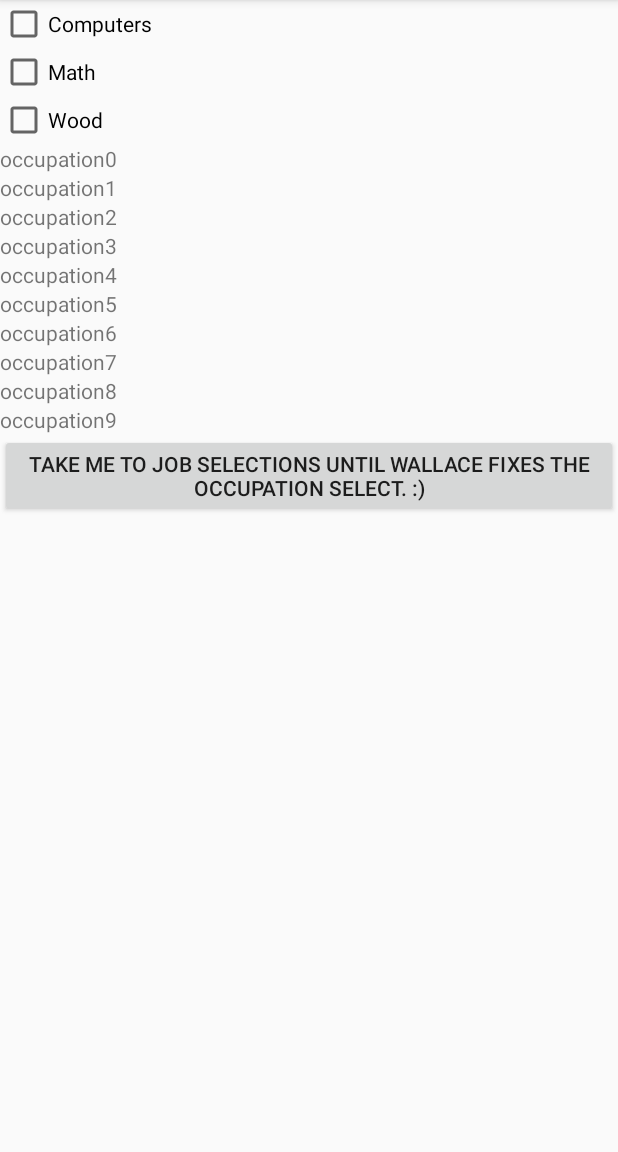
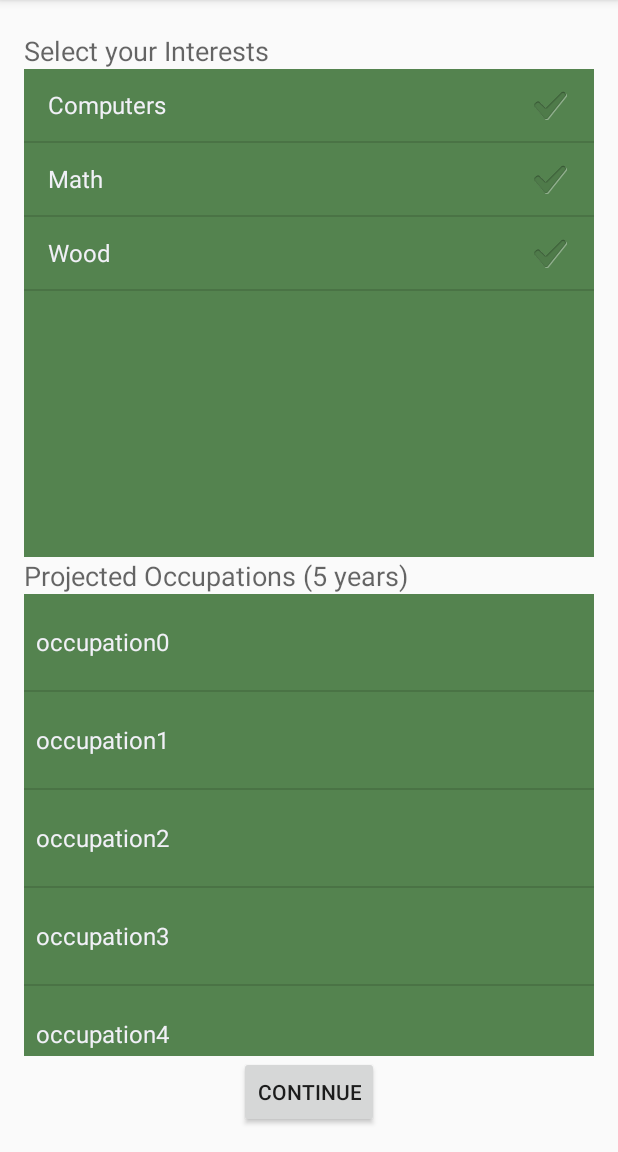
Before and after one commit to PolloDiablo/CODE, an Android app: the screen it shows after launch (MainActivity), on a phone screen of 412 x 824 dp, the part 84-1236 px from its top. Run offline under Robolectric (Android 15) with nearby library versions, the phone set to English and light mode, and no system bars.

Commit message:
Fixed landing page to use XML files and ListViews

```diff
--- a/app/src/main/java/koders/country/cross/code/MainActivity.java
+++ b/app/src/main/java/koders/country/cross/code/MainActivity.java
@@ -14,8 +14,11 @@ import android.widget.Button;
 import android.widget.TextView;
 import android.widget.EditText;
 import android.widget.CheckBox;
+import android.widget.ListView;
+import android.widget.ArrayAdapter;
 
 import java.util.List;
+import java.util.ArrayList;
 
 import koders.country.cross.code.dataapi.ConcreteDataProvider;
 import koders.country.cross.code.dataapi.DataProvider;
@@ -25,6 +28,13 @@ import koders.country.cross.code.dataapi.datatypes.Occupation;
 public class MainActivity extends ActionBarActivity {
 
     private List<Occupation> theOccupations;
+
+    private ListView interestsLV;
+    private ListView occupationsLV;
+    private ArrayAdapter<String> interestsArrAd;
+    private ArrayAdapter<String> occupationsArrAd;
+    private  ArrayList<String> interestsArrStr;
+    private  ArrayList<String> occupationsArrStr;
 
     CheckBox[] cb = new CheckBox[6];
 
@@ -42,75 +52,24 @@ public class MainActivity extends ActionBarActivity {
 
         DataProvider puff = ConcreteDataProvider.getTheInstance();
 
-        ScrollView sv = new ScrollView(this);
-        final LinearLayout ll = new LinearLayout(this);
-        ll.setOrientation(LinearLayout.VERTICAL);
-        sv.addView(ll);
+        interestsLV = (ListView) findViewById( R.id.InterestslistView );
+        interestsArrStr = new ArrayList<String>();
+        for (Interest intR : Interest.values()) {
+            interestsArrStr.add(intR.toString());
+        }
+        interestsArrAd = new ArrayAdapter<String>(getApplicationContext(),
+                android.R.layout.simple_list_item_checked, interestsArrStr );
+        interestsLV.setAdapter( interestsArrAd );
 
-        for (Interest intR : Interest.values()) {
-            CheckBox ch = new CheckBox(this);
-            ll.addView(ch);
-            ch.setText(intR.toString());
+        occupationsLV = (ListView)findViewById(R.id.OccupationsListView );
+        occupationsArrStr = new ArrayList<String>();
+        for ( Occupation iterOccup : puff.getAllOccupations( null ) ) {
+            occupationsArrStr.add(iterOccup.getDisplayName());
         }
+        occupationsArrAd = new ArrayAdapter<String>(getApplicationContext(),
+                android.R.layout.simple_selectable_list_item, occupationsArrStr );
 
-        for ( Occupation iterOccup : puff.getAllOccupations( null ) ) {
-            TextView tv = new TextView(this);
-            ll.addView(tv);
-            tv.setText(iterOccup.getDisplayName());
-        }
-
-        Button b = new Button(this);
-        b.setText("Take Me To Job Selections Until Wallace Fixes the Occupation Select. :)");
-        ll.addView(b);
-
-        b.setOnClickListener( new OnClickListener() {
-            @Override
-            public void onClick(View v) {
-                // TODO Auto-generated method stub
-                submitJobSelections(v);
-            }
-        });
-
-        // ** Some other kinds of Dynamic widgets
-/* works
-        for (int i = 0; i < 6; i++) {
-            cb[i] = new CheckBox(this);
-            ll.addView(cb[i]);
-            cb[i].setText("Dynamic Checkbox " + i);
-            cb[i].setId(i + 6);
-
-        }
-*/
-        /*
-        TextView tv = new TextView(this);
-        tv.setText("Dynamic layouts ftw!");
-        ll.addView(tv);
-
-        EditText et = new EditText(this);
-        et.setText("weeeeeeeeeee~!");
-        ll.addView(et);
-
-        Button b = new Button(this);
-        b.setText("I don't do anything, but I was added dynamically. :)");
-        ll.addView(b);
-
-        b.setOnClickListener(new OnClickListener() {
-            @Override
-            public void onClick(View v) {
-                // TODO Auto-generated method stub
-
-                for (int i = 0; i < 20; i++) {
-                    CheckBox ch = new CheckBox(getApplicationContext());
-                    ch.setText("I'm dynamic!");
-
-                    ll.addView(ch);
-                }
-            }
-        });
-        */
-
-        // This commits the dynamic content to the view
-        this.setContentView(sv);
+        occupationsLV.setAdapter( occupationsArrAd );
 
     }
 
--- a/app/src/main/res/layout/activity_main.xml
+++ b/app/src/main/res/layout/activity_main.xml
@@ -28,10 +28,30 @@
         android:layout_width="wrap_content"
         android:layout_height="wrap_content"
         android:textAppearance="?android:attr/textAppearanceMedium"
-        android:text="Projected Jobs (5 years)"
+        android:text="Projected Occupations (5 years)"
         android:id="@+id/textView7"
         android:layout_centerVertical="true"
         android:layout_alignParentLeft="true"
         android:layout_alignParentStart="true" />
 
+    <ListView
+        android:layout_width="wrap_content"
+        android:layout_height="wrap_content"
+        android:id="@+id/InterestslistView"
+        android:layout_alignParentLeft="true"
+        android:layout_alignParentStart="true"
+        android:layout_below="@+id/textView"
+        android:layout_above="@+id/textView7"
+        android:background="#fe54834f" />
+
+    <ListView
+        android:layout_width="wrap_content"
+        android:layout_height="wrap_content"
+        android:id="@+id/OccupationsListView"
+        android:layout_below="@+id/textView7"
+        android:layout_alignParentLeft="true"
+        android:layout_alignParentStart="true"
+        android:layout_above="@+id/continueButton"
+        android:background="#fe54834f" />
+
 </RelativeLayout>
```
